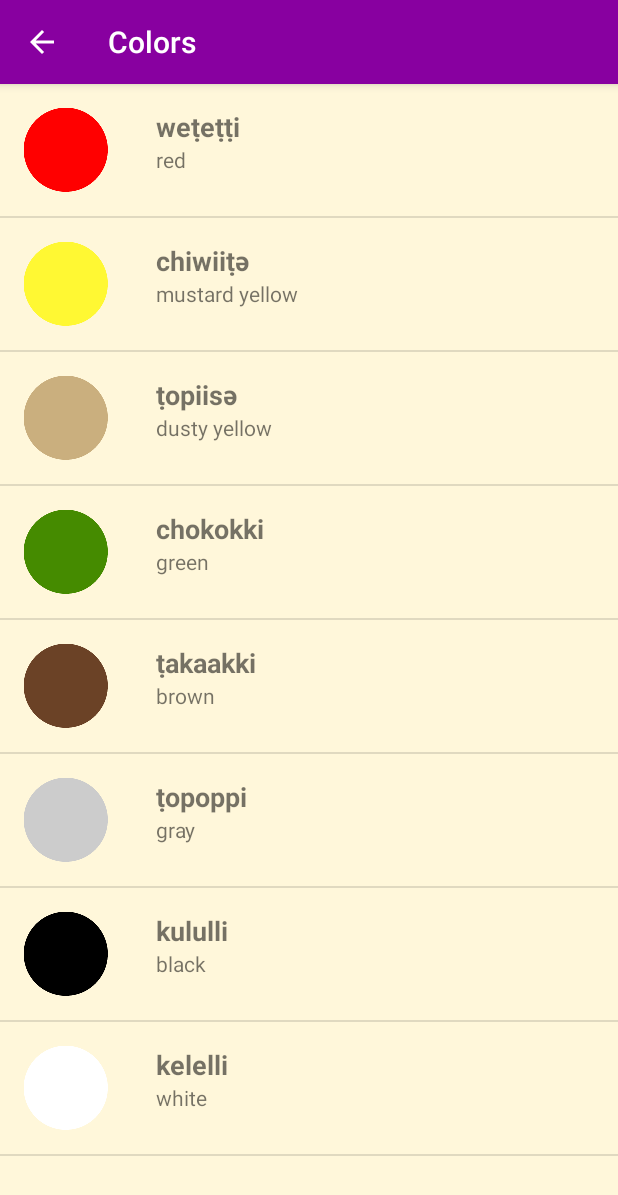
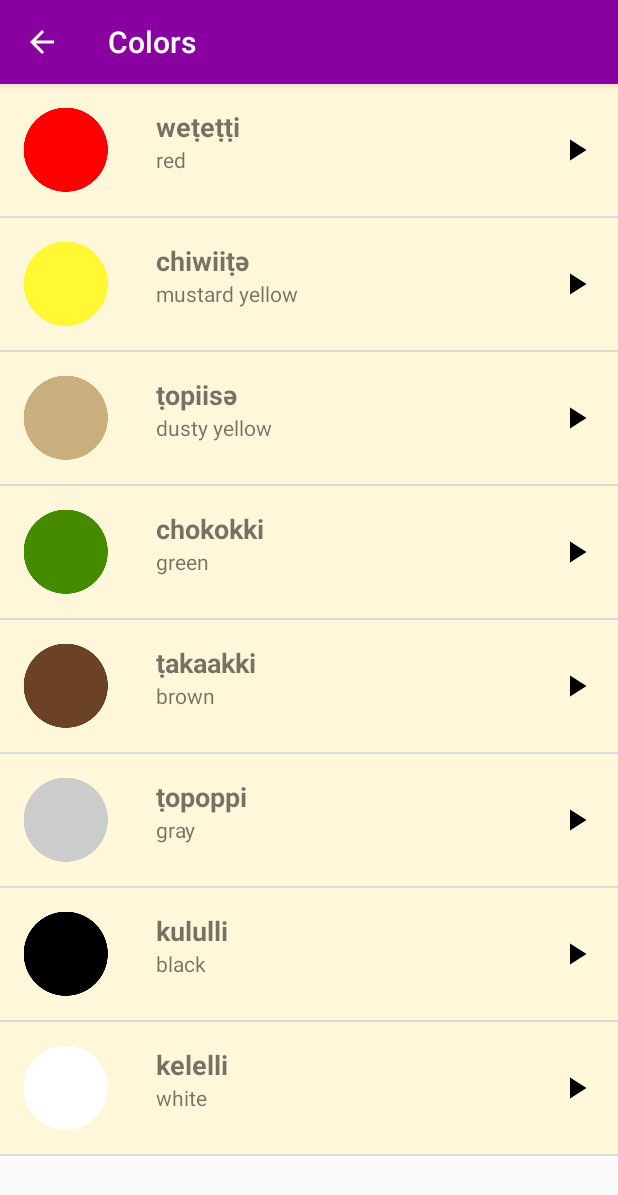
Before and after one commit to nsicilia/Miwok, an Android app: the ColorsActivity screen opened directly, with no data from a screen before it, on a phone screen of 412 x 824 dp. Shown: the top 1195 px of the screen. Run offline under Robolectric (Android 15) with nearby library versions, the phone set to English and light mode, and no system bars.

Commit message:
Added play arrow to the drawable. activity_main: added framelayouts for selection feedback. list_item: Changed to relativelayout and added playbutton to right side. activity_words_list: added selection feedback.

```diff
--- /dev/null
+++ b/app/src/main/res/drawable/ic_play_arrow_black_24dp.xml
@@ -0,0 +1,9 @@
+<vector xmlns:android="http://schemas.android.com/apk/res/android"
+        android:width="24dp"
+        android:height="24dp"
+        android:viewportWidth="24.0"
+        android:viewportHeight="24.0">
+    <path
+        android:fillColor="#FF000000"
+        android:pathData="M8,5v14l11,-7z"/>
+</vector>
--- a/app/src/main/res/layout/activity_words_list.xml
+++ b/app/src/main/res/layout/activity_words_list.xml
@@ -1,9 +1,8 @@
 <?xml version="1.0" encoding="utf-8"?>
 <ListView xmlns:android="http://schemas.android.com/apk/res/android"
-    xmlns:tools="http://schemas.android.com/tools"
     android:id="@+id/list"
     android:orientation="vertical"
     android:layout_width="match_parent"
     android:layout_height="match_parent"
-    android:background="@color/tan_background"
+    android:drawSelectorOnTop="true"
     />
--- a/app/src/main/res/layout/list_item.xml
+++ b/app/src/main/res/layout/list_item.xml
@@ -1,24 +1,31 @@
 <?xml version="1.0" encoding="utf-8"?>
-<LinearLayout xmlns:android="http://schemas.android.com/apk/res/android"
+<RelativeLayout xmlns:android="http://schemas.android.com/apk/res/android"
     xmlns:tools="http://schemas.android.com/tools"
     android:layout_width="match_parent"
     android:layout_height="@dimen/list_item_height"
     android:orientation="horizontal"
-    android:layout_marginTop="@dimen/activity_vertical_margin"
+    android:background="@color/tan_background"
     >
+
 
     <ImageView
         android:id="@+id/miwok_image_view"
         android:layout_width="@dimen/list_item_width"
         android:layout_height="@dimen/list_item_height"
+        android:layout_alignParentLeft="true"
         android:src="@mipmap/ic_launcher" />
 
 
     <LinearLayout
         android:id="@+id/text_container"
         android:layout_width="wrap_content"
-        android:layout_height="wrap_content"
+        android:layout_height="@dimen/list_item_height"
         android:orientation="vertical"
+        android:layout_alignParentBottom="true"
+        android:layout_alignParentRight="true"
+        android:layout_alignParentTop="true"
+        android:layout_toRightOf="@id/miwok_image_view"
+        android:layout_alignRight="@id/miwok_image_view"
         android:paddingLeft="@dimen/activity_horizontal_margin">
 
         <TextView
@@ -36,5 +43,14 @@
             tools:text="one" />
     </LinearLayout>
 
+    <ImageView
+        android:layout_width="wrap_content"
+        android:layout_height="wrap_content"
+        android:src="@drawable/ic_play_arrow_black_24dp"
+        android:layout_alignParentRight="true"
+        android:layout_centerInParent="true"
+        android:paddingRight="@dimen/activity_vertical_margin"/>
 
-</LinearLayout>
+
+
+</RelativeLayout>
```
Also changed, not shown: app/src/main/res/layout/activity_main.xml (+31 -4 lines).
